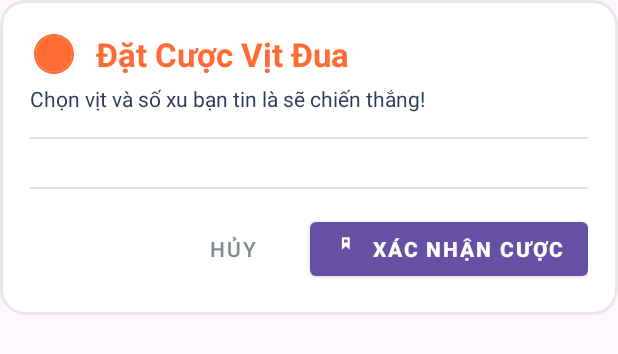
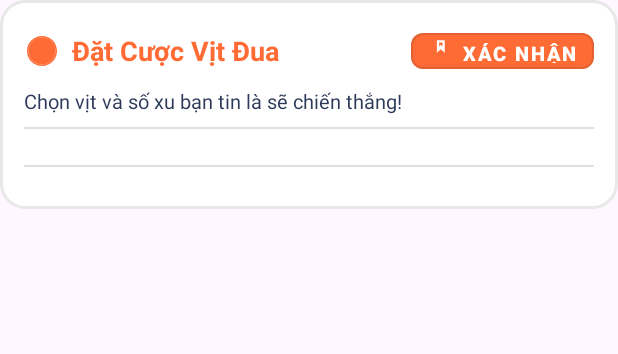
Before and after one commit to KimCu142/DuckRace, an Android app: the layout dialog_bet.xml on its own in the app's theme, with its tools: preview values and no code run, on a phone screen of 412 x 824 dp. Shown: the top 354 px of the screen. Run offline under Robolectric (Android 15) with nearby library versions, the phone set to English and light mode, and no system bars.

Commit message:
UI_Betting Dialog

```diff
--- a/app/src/main/res/layout/dialog_bet.xml
+++ b/app/src/main/res/layout/dialog_bet.xml
@@ -5,18 +5,18 @@
     android:layout_height="wrap_content"
     android:orientation="vertical"
     android:background="@drawable/topup_panel_background"
-    android:padding="20dp">
+    android:padding="16dp">
 
-    <!-- Header -->
     <LinearLayout
         android:layout_width="match_parent"
         android:layout_height="wrap_content"
         android:gravity="center_vertical"
-        android:orientation="horizontal">
+        android:orientation="horizontal"
+        android:paddingBottom="4dp">
 
         <ImageView
-            android:layout_width="32dp"
-            android:layout_height="32dp"
+            android:layout_width="24dp"
+            android:layout_height="24dp"
             android:src="@drawable/ic_coin"
             app:tint="@color/topup_primary_color"
             android:contentDescription="Icon đặt cược" />
@@ -24,30 +24,49 @@
         <TextView
             android:layout_width="wrap_content"
             android:layout_height="wrap_content"
-            android:layout_marginStart="12dp"
+            android:layout_marginStart="8dp"
             android:text="Đặt Cược Vịt Đua"
             android:textColor="@color/topup_title_color"
-            android:textSize="22sp"
+            android:textSize="18sp"
             android:textStyle="bold" />
+
+        <View
+            android:layout_width="0dp"
+            android:layout_height="0dp"
+            android:layout_weight="1" />
+
+        <Button
+            android:id="@+id/btnConfirmBet"
+            style="@style/Widget.MaterialComponents.Button.OutlinedButton"
+            android:layout_width="wrap_content"
+            android:layout_height="36dp"
+            android:minWidth="0dp"
+            android:paddingHorizontal="12dp"
+            android:text="Xác Nhận"
+            android:textColor="@color/white"
+            android:textSize="13sp"
+            android:textStyle="bold"
+            app:icon="@drawable/ic_lightning"
+            app:iconTint="@color/white"
+            app:cornerRadius="8dp"
+            app:backgroundTint="@color/topup_primary_color" />
     </LinearLayout>
 
     <TextView
         android:layout_width="wrap_content"
         android:layout_height="wrap_content"
-        android:layout_marginTop="4dp"
+        android:layout_marginTop="2dp"
         android:text="Chọn vịt và số xu bạn tin là sẽ chiến thắng!"
         android:textColor="@color/topup_text_color"
-        android:textSize="14sp" />
+        android:textSize="13sp" />
 
-    <!-- Divider -->
     <View
         android:layout_width="match_parent"
         android:layout_height="1dp"
-        android:layout_marginTop="16dp"
+        android:layout_marginTop="8dp"
         android:layout_marginBottom="8dp"
         android:background="#1F000000" />
 
-    <!-- ScrollView for Bet Items -->
     <ScrollView
         android:layout_width="match_parent"
         android:layout_height="0dp"
@@ -60,43 +79,14 @@
             android:orientation="vertical"
             android:divider="@drawable/abc_list_divider_mtrl_alpha"
             android:showDividers="middle"
-            android:paddingTop="8dp"
-            android:paddingBottom="8dp"/>
+            android:paddingTop="4dp"
+            android:paddingBottom="4dp" />
     </ScrollView>
 
-    <!-- Divider -->
     <View
         android:layout_width="match_parent"
         android:layout_height="1dp"
         android:layout_marginTop="8dp"
-        android:layout_marginBottom="16dp"
+        android:layout_marginBottom="12dp"
         android:background="#1F000000" />
-
-    <!-- Action Buttons -->
-    <LinearLayout
-        android:layout_width="match_parent"
-        android:layout_height="wrap_content"
-        android:gravity="end"
-        android:orientation="horizontal">
-
-        <Button
-            android:id="@+id/btnCancelBet"
-            style="@style/Widget.MaterialComponents.Button.TextButton"
-            android:layout_width="wrap_content"
-            android:layout_height="wrap_content"
-            android:layout_marginEnd="8dp"
-            android:text="Hủy"
-            android:textColor="@color/topup_hint_color" />
-
-        <Button
-            android:id="@+id/btnConfirmBet"
-            style="@style/Widget.MaterialComponents.Button"
-            android:layout_width="wrap_content"
-            android:layout_height="wrap_content"
-            android:text="Xác Nhận Cược"
-            android:textStyle="bold"
-            app:icon="@drawable/ic_lightning"
-            app:iconTint="@color/white" />
-    </LinearLayout>
-
 </LinearLayout>
```
